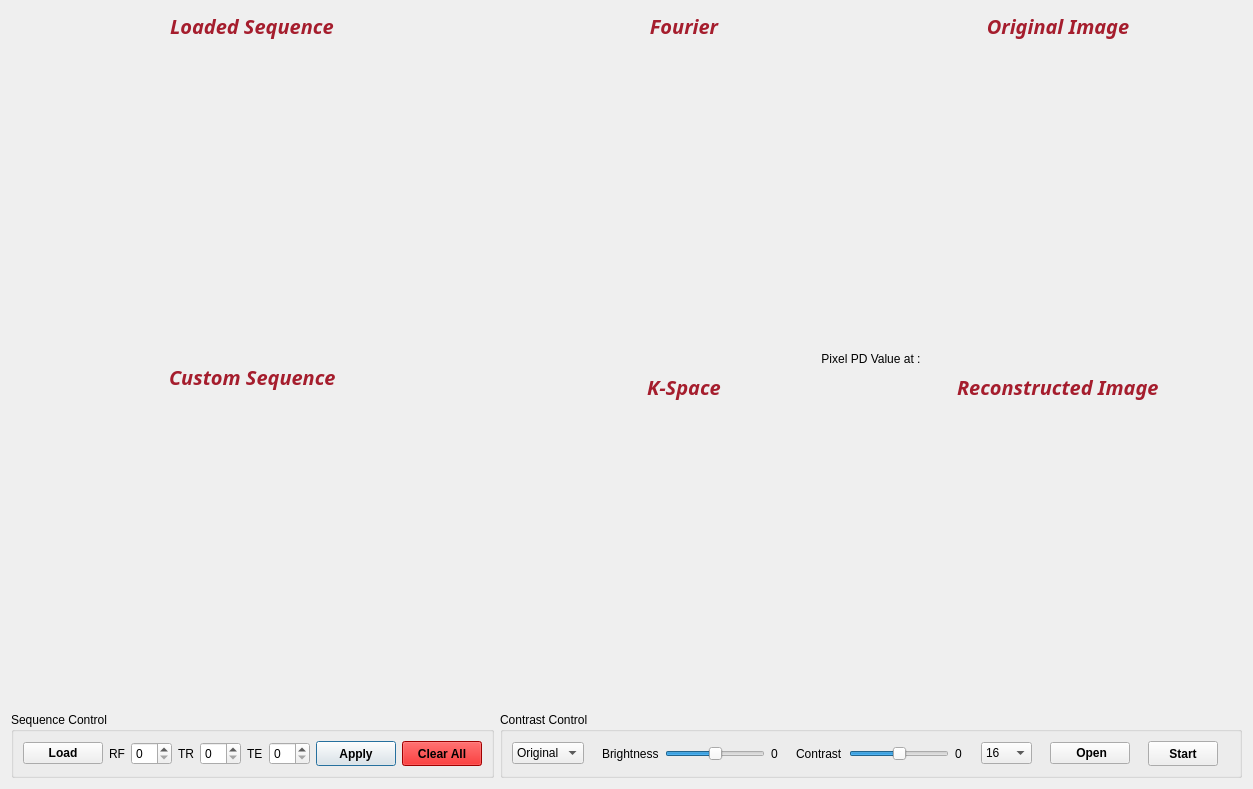
First picture: the form in src/ui/Phantom.ui, repository Mostafa-Medhat/MRI-Phantom, before the edit.
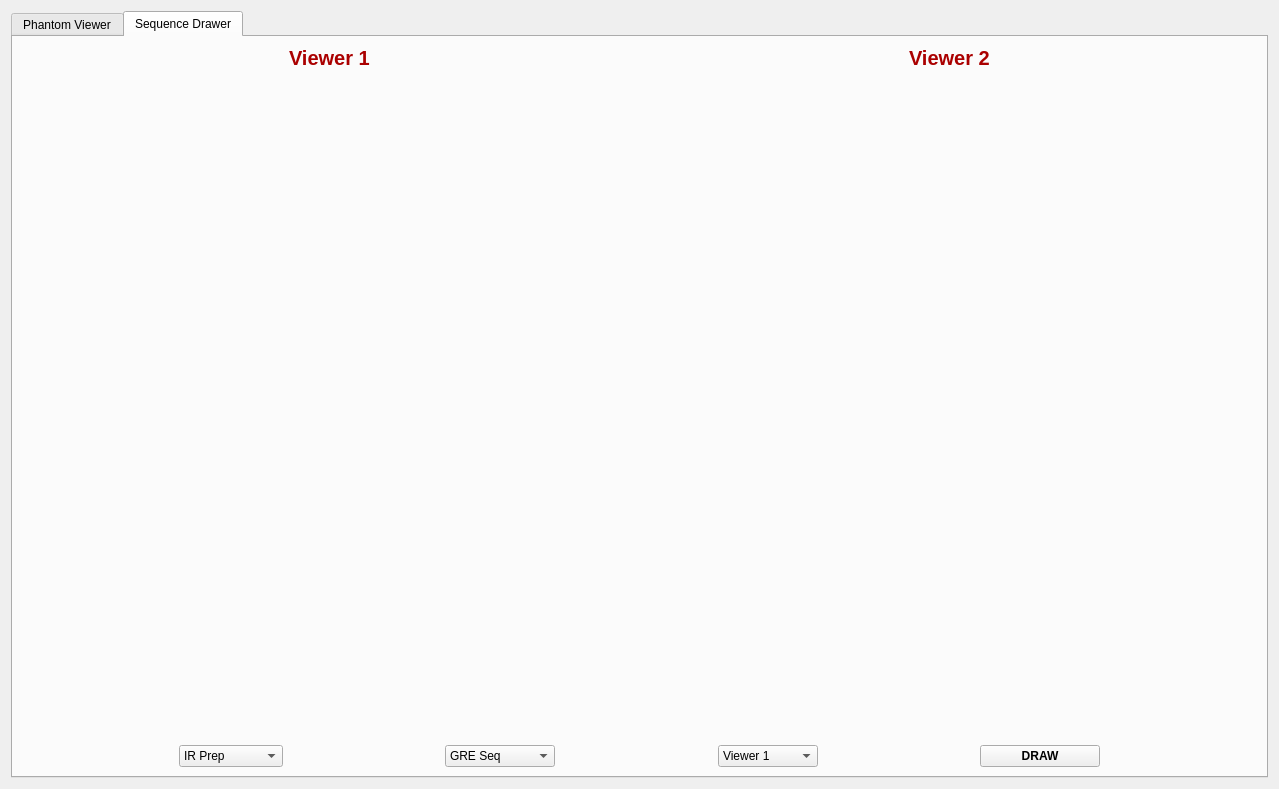
Second picture: the form after the edit. The open tabs and pages were chosen to show the change. Icons and pictures are not drawn.

Commit message: Update UI with Tabs

The edit to the form file:
```diff
--- a/src/ui/Phantom.ui
+++ b/src/ui/Phantom.ui
@@ -6,7 +6,7 @@
    <rect>
     <x>0</x>
     <y>0</y>
-    <width>1253</width>
+    <width>1279</width>
     <height>789</height>
    </rect>
   </property>
@@ -24,6 +24,16 @@
   </property>
   <layout class="QGridLayout" name="gridLayout_3">
    <item row="0" column="0">
+    <widget class="QTabWidget" name="tabWidget">
+     <property name="currentIndex">
+      <number>0</number>
+     </property>
+     <widget class="QWidget" name="tab_1">
+      <attribute name="title">
+       <string>Phantom Viewer</string>
+      </attribute>
+      <layout class="QGridLayout" name="gridLayout_4">
+       <item row="0" column="0">
     <layout class="QHBoxLayout" name="horizontalLayout" stretch="3,5">
      <item>
       <layout class="QVBoxLayout" name="verticalLayout" stretch="2,2,0">
@@ -98,7 +108,7 @@
          </property>
          <layout class="QHBoxLayout" name="horizontalLayout_5">
           <item>
-           <layout class="QHBoxLayout" name="horizontalLayout_6" stretch="0,1,0,0,0,0,0,0,0,0,0,1,0,0,0">
+               <layout class="QHBoxLayout" name="horizontalLayout_6" stretch="0,1,0,0,0,0,0,0,0,1,0,0,0">
             <item>
              <spacer name="horizontalSpacer_8">
               <property name="orientation">
@@ -177,17 +187,7 @@
              </widget>
             </item>
             <item>
-             <widget class="QSpinBox" name="spinBox_TR"/>
-            </item>
-            <item>
-             <widget class="QLabel" name="label_13">
-              <property name="text">
-               <string>TE</string>
-              </property>
-             </widget>
-            </item>
-            <item>
-             <widget class="QSpinBox" name="spinBox_TE"/>
+                 <widget class="QSpinBox" name="spinBox_Gradient"/>
             </item>
             <item>
              <spacer name="horizontalSpacer_7">
@@ -460,11 +460,6 @@
           </item>
           <item>
            <widget class="QComboBox" name="comboBox_contrastType">
-            <item>
-             <property name="text">
-              <string>Original</string>
-             </property>
-            </item>
             <item>
              <property name="text">
               <string>PD</string>
@@ -707,6 +702,235 @@
    </item>
   </layout>
  </widget>
+     <widget class="QWidget" name="tab_2">
+      <attribute name="title">
+       <string>Sequence Drawer</string>
+      </attribute>
+      <layout class="QGridLayout" name="gridLayout_5">
+       <item row="0" column="0">
+        <layout class="QVBoxLayout" name="verticalLayout_7" stretch="1,0">
+         <item>
+          <layout class="QHBoxLayout" name="horizontalLayout_3">
+           <item>
+            <layout class="QVBoxLayout" name="verticalLayout_3" stretch="0,1">
+             <item alignment="Qt::AlignHCenter">
+              <widget class="QLabel" name="label_13">
+               <property name="font">
+                <font>
+                 <pointsize>15</pointsize>
+                 <weight>75</weight>
+                 <bold>true</bold>
+                </font>
+               </property>
+               <property name="text">
+                <string>&lt;html&gt;&lt;head/&gt;&lt;body&gt;&lt;p&gt;&lt;span style=&quot; color:#aa0000;&quot;&gt;Viewer 1&lt;/span&gt;&lt;/p&gt;&lt;/body&gt;&lt;/html&gt;</string>
+               </property>
+              </widget>
+             </item>
+             <item>
+              <widget class="QWidget" name="widget_6" native="true"/>
+             </item>
+            </layout>
+           </item>
+           <item>
+            <layout class="QVBoxLayout" name="verticalLayout_5" stretch="0,1">
+             <item alignment="Qt::AlignHCenter">
+              <widget class="QLabel" name="label_14">
+               <property name="font">
+                <font>
+                 <pointsize>15</pointsize>
+                 <weight>75</weight>
+                 <bold>true</bold>
+                </font>
+               </property>
+               <property name="text">
+                <string>&lt;html&gt;&lt;head/&gt;&lt;body&gt;&lt;p&gt;&lt;span style=&quot; color:#aa0000;&quot;&gt;Viewer 2&lt;/span&gt;&lt;/p&gt;&lt;/body&gt;&lt;/html&gt;</string>
+               </property>
+              </widget>
+             </item>
+             <item>
+              <widget class="QWidget" name="widget_7" native="true"/>
+             </item>
+            </layout>
+           </item>
+          </layout>
+         </item>
+         <item>
+          <layout class="QHBoxLayout" name="horizontalLayout_2">
+           <item>
+            <spacer name="horizontalSpacer_14">
+             <property name="orientation">
+              <enum>Qt::Horizontal</enum>
+             </property>
+             <property name="sizeHint" stdset="0">
+              <size>
+               <width>40</width>
+               <height>20</height>
+              </size>
+             </property>
+            </spacer>
+           </item>
+           <item>
+            <widget class="QComboBox" name="comboBox_2">
+             <property name="minimumSize">
+              <size>
+               <width>100</width>
+               <height>0</height>
+              </size>
+             </property>
+             <item>
+              <property name="text">
+               <string>IR Prep</string>
+              </property>
+             </item>
+             <item>
+              <property name="text">
+               <string>T2 Prep</string>
+              </property>
+             </item>
+             <item>
+              <property name="text">
+               <string>Tagging Prep</string>
+              </property>
+             </item>
+            </widget>
+           </item>
+           <item>
+            <spacer name="horizontalSpacer_15">
+             <property name="orientation">
+              <enum>Qt::Horizontal</enum>
+             </property>
+             <property name="sizeHint" stdset="0">
+              <size>
+               <width>40</width>
+               <height>20</height>
+              </size>
+             </property>
+            </spacer>
+           </item>
+           <item>
+            <widget class="QComboBox" name="comboBox_3">
+             <property name="minimumSize">
+              <size>
+               <width>100</width>
+               <height>0</height>
+              </size>
+             </property>
+             <item>
+              <property name="text">
+               <string>GRE Seq</string>
+              </property>
+             </item>
+             <item>
+              <property name="text">
+               <string>Spin Echo Seq</string>
+              </property>
+             </item>
+             <item>
+              <property name="text">
+               <string>SSFP Seq</string>
+              </property>
+             </item>
+             <item>
+              <property name="text">
+               <string>STIR Seq</string>
+              </property>
+             </item>
+             <item>
+              <property name="text">
+               <string>FLAIR Seq</string>
+              </property>
+             </item>
+            </widget>
+           </item>
+           <item>
+            <spacer name="horizontalSpacer_16">
+             <property name="orientation">
+              <enum>Qt::Horizontal</enum>
+             </property>
+             <property name="sizeHint" stdset="0">
+              <size>
+               <width>40</width>
+               <height>20</height>
+              </size>
+             </property>
+            </spacer>
+           </item>
+           <item>
+            <widget class="QComboBox" name="comboBox_4">
+             <property name="minimumSize">
+              <size>
+               <width>100</width>
+               <height>0</height>
+              </size>
+             </property>
+             <item>
+              <property name="text">
+               <string>Viewer 1</string>
+              </property>
+             </item>
+             <item>
+              <property name="text">
+               <string>Viewer 2</string>
+              </property>
+             </item>
+            </widget>
+           </item>
+           <item>
+            <spacer name="horizontalSpacer_17">
+             <property name="orientation">
+              <enum>Qt::Horizontal</enum>
+             </property>
+             <property name="sizeHint" stdset="0">
+              <size>
+               <width>40</width>
+               <height>20</height>
+              </size>
+             </property>
+            </spacer>
+           </item>
+           <item>
+            <widget class="QPushButton" name="pushButton">
+             <property name="minimumSize">
+              <size>
+               <width>120</width>
+               <height>0</height>
+              </size>
+             </property>
+             <property name="font">
+              <font>
+               <weight>75</weight>
+               <bold>true</bold>
+              </font>
+             </property>
+             <property name="text">
+              <string>DRAW</string>
+             </property>
+            </widget>
+           </item>
+           <item>
+            <spacer name="horizontalSpacer_18">
+             <property name="orientation">
+              <enum>Qt::Horizontal</enum>
+             </property>
+             <property name="sizeHint" stdset="0">
+              <size>
+               <width>40</width>
+               <height>20</height>
+              </size>
+             </property>
+            </spacer>
+           </item>
+          </layout>
+         </item>
+        </layout>
+       </item>
+      </layout>
+     </widget>
+    </widget>
+   </item>
+  </layout>
+ </widget>
  <resources/>
  <connections>
   <connection>
```
Left out of the diff: 35 changed lines with no effect on the pictures. Lines whose indentation alone changed are shown as unchanged. The commit also changes 1 other file.
